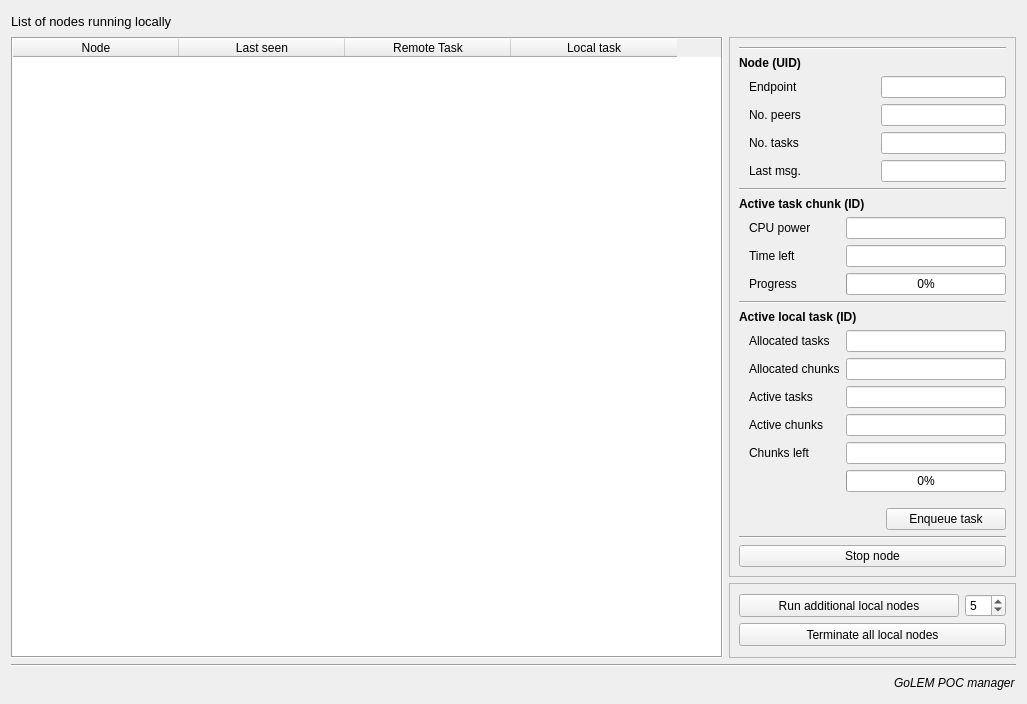
Qt form poc/golemPy/src/ui/manager.ui (golemfactory/clay) before a commit.
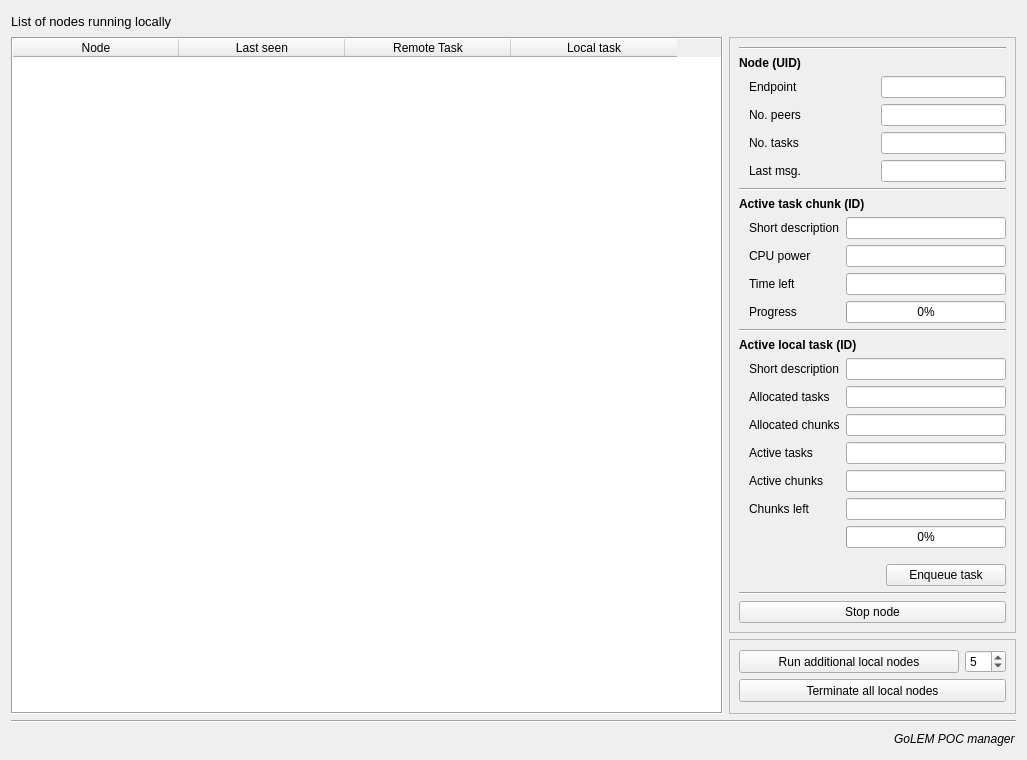
The same form after that commit.

Commit message: short description of both task and chunk

Patch:
```diff
--- a/poc/golemPy/src/ui/manager.ui
+++ b/poc/golemPy/src/ui/manager.ui
@@ -7,7 +7,7 @@
     <x>0</x>
     <y>0</y>
     <width>1027</width>
-    <height>700</height>
+    <height>752</height>
    </rect>
   </property>
   <property name="sizePolicy">
@@ -355,7 +355,7 @@
                 </property>
                 <item>
                  <layout class="QGridLayout" name="gridLayout">
-                  <item row="1" column="0">
+                  <item row="2" column="0">
                    <widget class="QLabel" name="label_4">
                     <property name="sizePolicy">
                      <sizepolicy hsizetype="Preferred" vsizetype="Preferred">
@@ -368,7 +368,7 @@
                     </property>
                    </widget>
                   </item>
-                  <item row="1" column="1">
+                  <item row="2" column="1">
                    <widget class="QLineEdit" name="timeLeftInput">
                     <property name="sizePolicy">
                      <sizepolicy hsizetype="Preferred" vsizetype="Fixed">
@@ -387,7 +387,7 @@
                     </property>
                    </widget>
                   </item>
-                  <item row="0" column="0">
+                  <item row="1" column="0">
                    <widget class="QLabel" name="label_2">
                     <property name="sizePolicy">
                      <sizepolicy hsizetype="Preferred" vsizetype="Preferred">
@@ -400,7 +400,7 @@
                     </property>
                    </widget>
                   </item>
-                  <item row="0" column="1">
+                  <item row="1" column="1">
                    <widget class="QLineEdit" name="cpuPowerInput">
                     <property name="sizePolicy">
                      <sizepolicy hsizetype="Preferred" vsizetype="Fixed">
@@ -419,14 +419,14 @@
                     </property>
                    </widget>
                   </item>
-                  <item row="2" column="0">
+                  <item row="3" column="0">
                    <widget class="QLabel" name="label_3">
                     <property name="text">
                      <string>Progress</string>
                     </property>
                    </widget>
                   </item>
-                  <item row="2" column="1">
+                  <item row="3" column="1">
                    <widget class="QProgressBar" name="activeChunkProgressBar">
                     <property name="sizePolicy">
                      <sizepolicy hsizetype="Preferred" vsizetype="Fixed">
@@ -445,6 +445,26 @@
                     </property>
                    </widget>
                   </item>
+                  <item row="0" column="0">
+                   <widget class="QLabel" name="label_11">
+                    <property name="text">
+                     <string>Short description</string>
+                    </property>
+                   </widget>
+                  </item>
+                  <item row="0" column="1">
+                   <widget class="QLineEdit" name="chunkShortDescrInput">
+                    <property name="sizePolicy">
+                     <sizepolicy hsizetype="Preferred" vsizetype="Fixed">
+                      <horstretch>0</horstretch>
+                      <verstretch>0</verstretch>
+                     </sizepolicy>
+                    </property>
+                    <property name="readOnly">
+                     <bool>true</bool>
+                    </property>
+                   </widget>
+                  </item>
                  </layout>
                 </item>
                </layout>
@@ -477,7 +497,7 @@
                 <property name="topMargin">
                  <number>0</number>
                 </property>
-                <item row="0" column="1">
+                <item row="1" column="1">
                  <widget class="QLineEdit" name="allocatedTasksInput">
                   <property name="sizePolicy">
                    <sizepolicy hsizetype="Preferred" vsizetype="Fixed">
@@ -493,7 +513,7 @@
                   </property>
                  </widget>
                 </item>
-                <item row="0" column="0">
+                <item row="1" column="0">
                  <widget class="QLabel" name="label_12">
                   <property name="sizePolicy">
                    <sizepolicy hsizetype="Preferred" vsizetype="Preferred">
@@ -506,7 +526,7 @@
                   </property>
                  </widget>
                 </item>
-                <item row="5" column="1">
+                <item row="6" column="1">
                  <widget class="QProgressBar" name="localTaskProgressBar">
                   <property name="sizePolicy">
                    <sizepolicy hsizetype="Preferred" vsizetype="Fixed">
@@ -525,52 +545,36 @@
                   </property>
                  </widget>
                 </item>
-                <item row="1" column="0">
+                <item row="2" column="0">
                  <widget class="QLabel" name="label_13">
                   <property name="text">
                    <string>Allocated chunks</string>
                   </property>
                  </widget>
                 </item>
-                <item row="2" column="0">
+                <item row="3" column="0">
                  <widget class="QLabel" name="label_14">
                   <property name="text">
                    <string>Active tasks</string>
                   </property>
                  </widget>
                 </item>
-                <item row="3" column="0">
+                <item row="4" column="0">
                  <widget class="QLabel" name="label_15">
                   <property name="text">
                    <string>Active chunks</string>
                   </property>
                  </widget>
                 </item>
-                <item row="4" column="0">
+                <item row="5" column="0">
                  <widget class="QLabel" name="label_16">
                   <property name="text">
                    <string>Chunks left</string>
                   </property>
                  </widget>
                 </item>
-                <item row="1" column="1">
-                 <widget class="QLineEdit" name="allocatedChunksInput">
-                  <property name="sizePolicy">
-                   <sizepolicy hsizetype="Preferred" vsizetype="Fixed">
-                    <horstretch>0</horstretch>
-                    <verstretch>0</verstretch>
-                   </sizepolicy>
-                  </property>
-                  <property name="alignment">
-                   <set>Qt::AlignRight|Qt::AlignTrailing|Qt::AlignVCenter</set>
-                  </property>
-                  <property name="readOnly">
-                   <bool>true</bool>
-                  </property>
-                 </widget>
-                </item>
                 <item row="2" column="1">
-                 <widget class="QLineEdit" name="activeTasksInput">
+                 <widget class="QLineEdit" name="allocatedChunksInput">
                   <property name="sizePolicy">
                    <sizepolicy hsizetype="Preferred" vsizetype="Fixed">
                     <horstretch>0</horstretch>
@@ -586,7 +590,7 @@
                  </widget>
                 </item>
                 <item row="3" column="1">
-                 <widget class="QLineEdit" name="activeChunksInput">
+                 <widget class="QLineEdit" name="activeTasksInput">
                   <property name="sizePolicy">
                    <sizepolicy hsizetype="Preferred" vsizetype="Fixed">
                     <horstretch>0</horstretch>
@@ -602,6 +606,22 @@
                  </widget>
                 </item>
                 <item row="4" column="1">
+                 <widget class="QLineEdit" name="activeChunksInput">
+                  <property name="sizePolicy">
+                   <sizepolicy hsizetype="Preferred" vsizetype="Fixed">
+                    <horstretch>0</horstretch>
+                    <verstretch>0</verstretch>
+                   </sizepolicy>
+                  </property>
+                  <property name="alignment">
+                   <set>Qt::AlignRight|Qt::AlignTrailing|Qt::AlignVCenter</set>
+                  </property>
+                  <property name="readOnly">
+                   <bool>true</bool>
+                  </property>
+                 </widget>
+                </item>
+                <item row="5" column="1">
                  <widget class="QLineEdit" name="chunksLeftInput">
                   <property name="sizePolicy">
                    <sizepolicy hsizetype="Preferred" vsizetype="Fixed">
@@ -617,6 +637,23 @@
                   </property>
                  </widget>
                 </item>
+                <item row="0" column="0">
+                 <widget class="QLabel" name="label_17">
+                  <property name="text">
+                   <string>Short description</string>
+                  </property>
+                 </widget>
+                </item>
+                <item row="0" column="1">
+                 <widget class="QLineEdit" name="locTaskShortDescrInput">
+                  <property name="sizePolicy">
+                   <sizepolicy hsizetype="Preferred" vsizetype="Fixed">
+                    <horstretch>0</horstretch>
+                    <verstretch>0</verstretch>
+                   </sizepolicy>
+                  </property>
+                 </widget>
+                </item>
                </layout>
               </item>
               <item>
```
The commit also changes 4 other files.
